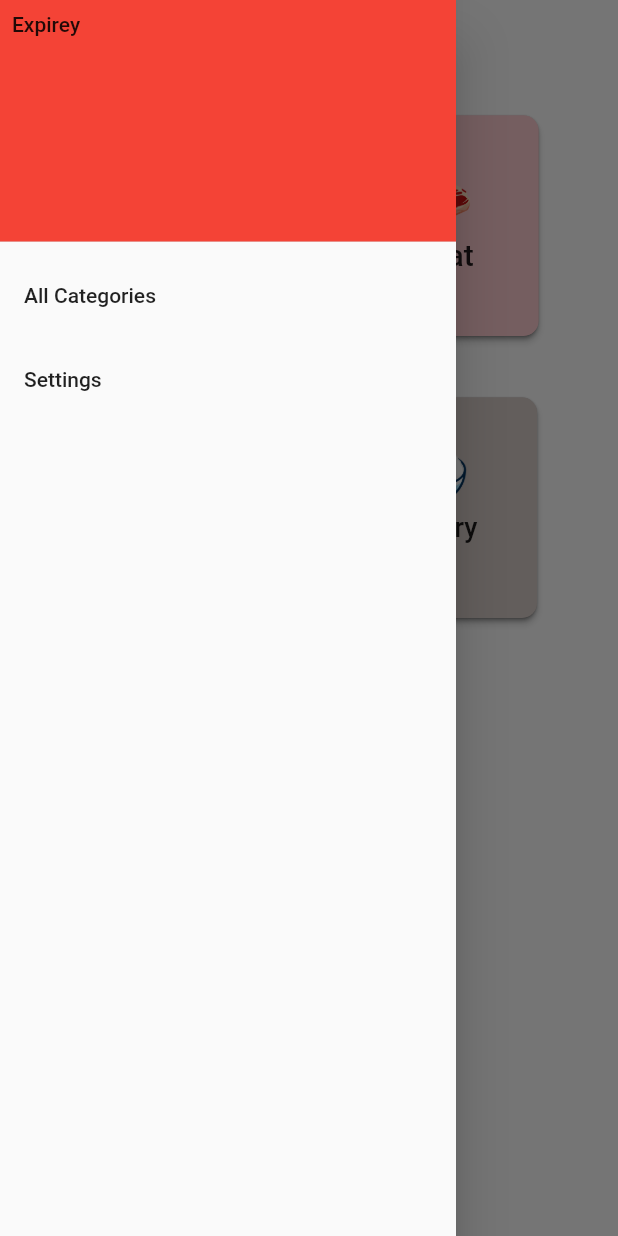
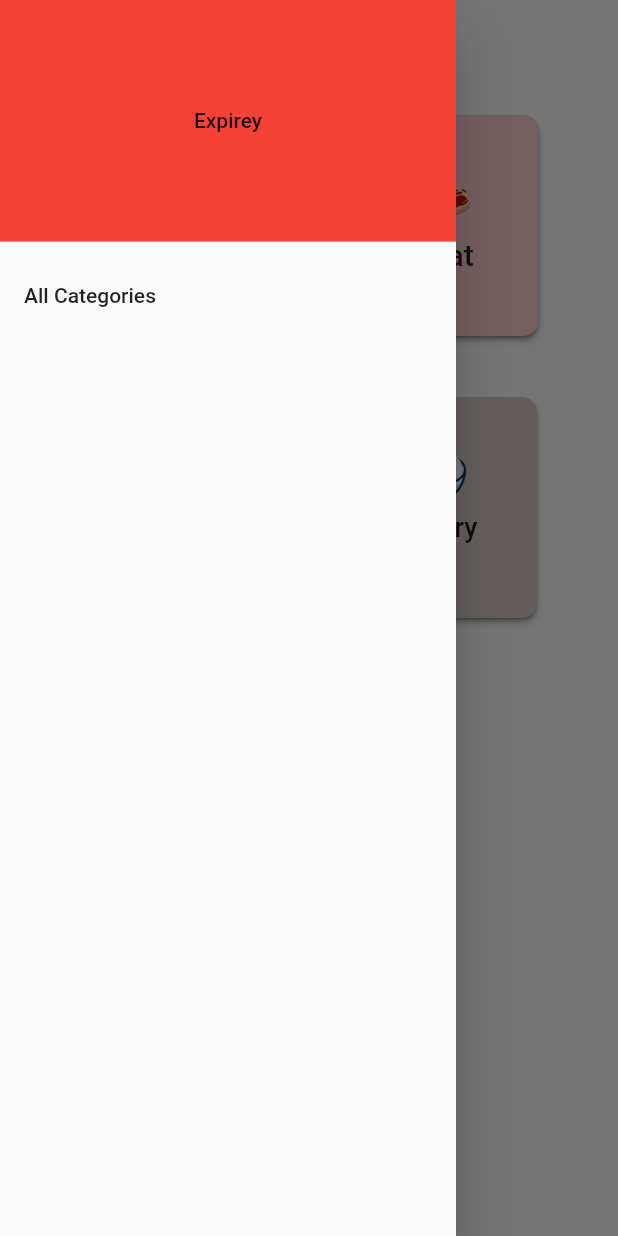
Before and after one commit to malimalik/Expirey, a Flutter app: the screen it shows after launch, with the side drawer open, on a phone screen of 412 x 824 dp. Run offline on Flutter 3.47's test engine with Material 2 defaults, Android fonts, the phone set to English and light mode, and no system bars; our stand-ins replace firebase_database; accounts and stored records are empty; Roboto replaces fonts that are missing (RobotoSlab).

Commit message:
Modify the options in the side menu bar

```diff
--- a/lib/main.dart
+++ b/lib/main.dart
@@ -15,6 +15,7 @@ class MyApp extends StatelessWidget {
   @override
   Widget build(BuildContext context) {
     return MaterialApp(
+      debugShowCheckedModeBanner: false,
       title: 'Expirey',
       theme: ThemeData(
         fontFamily: 'RobotoSlab',
@@ -36,15 +37,12 @@ class MyHomePage extends StatefulWidget {
 }
 
 class _MyHomePageState extends State<MyHomePage> implements navigation {
-
-void navigateTo(BuildContext context, StatefulWidget nav) {
-
-}
+  void navigateTo(BuildContext context, StatefulWidget nav) {}
 
   @override
   Widget build(BuildContext context) {
     return Scaffold(
-     // bottomNavigationBar: BottomNavBar(),
+      // bottomNavigationBar: BottomNavBar(),
       backgroundColor: Colors.white,
       appBar: AppBar(
         title: Text(
--- a/lib/sideMenu.dart
+++ b/lib/sideMenu.dart
@@ -19,20 +19,18 @@ class _SideMenuState extends State<SideMenu> {
         child:
             ListView(padding: EdgeInsets.only(bottom: 10), children: <Widget>[
       DrawerHeader(
-        child: Text("Expirey"),
+        child: Align(
+          alignment: Alignment.center,
+          child: Text("Expirey")),
         decoration: BoxDecoration(color: Colors.red),
         padding: EdgeInsets.all(8.0),
       ),
       ListTile(
         title: Text("All Categories"),
         onTap: () {
-          Navigator.of(context).push(MaterialPageRoute(builder: (context) => HomePage()));;
-        },
-      ),
-      ListTile(
-        title: Text("Settings"),
-        onTap: () {
-          Navigator.pop(context);
+          Navigator.of(context)
+              .push(MaterialPageRoute(builder: (context) => HomePage()));
+
         },
       ),
     ]));
```
